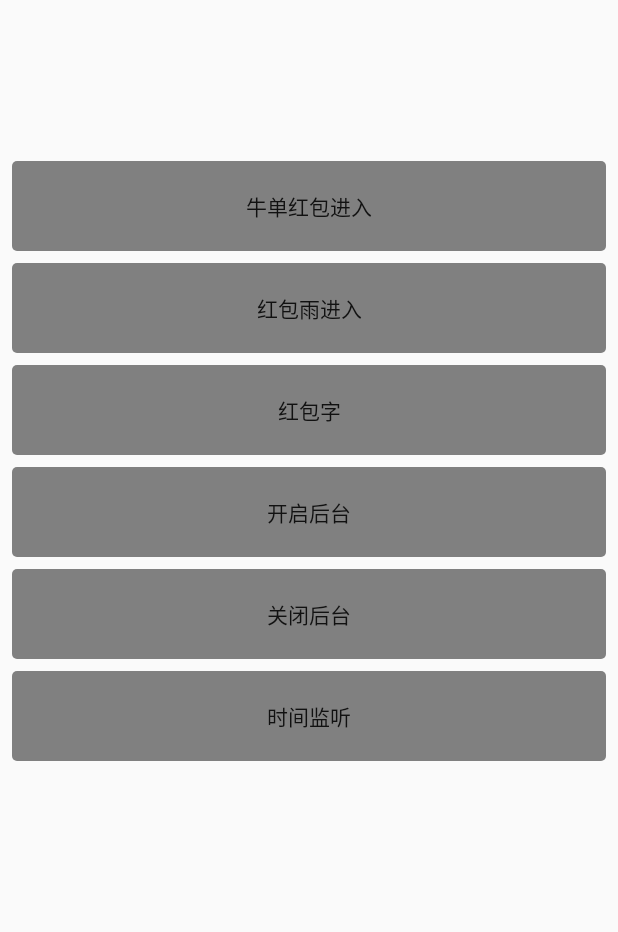
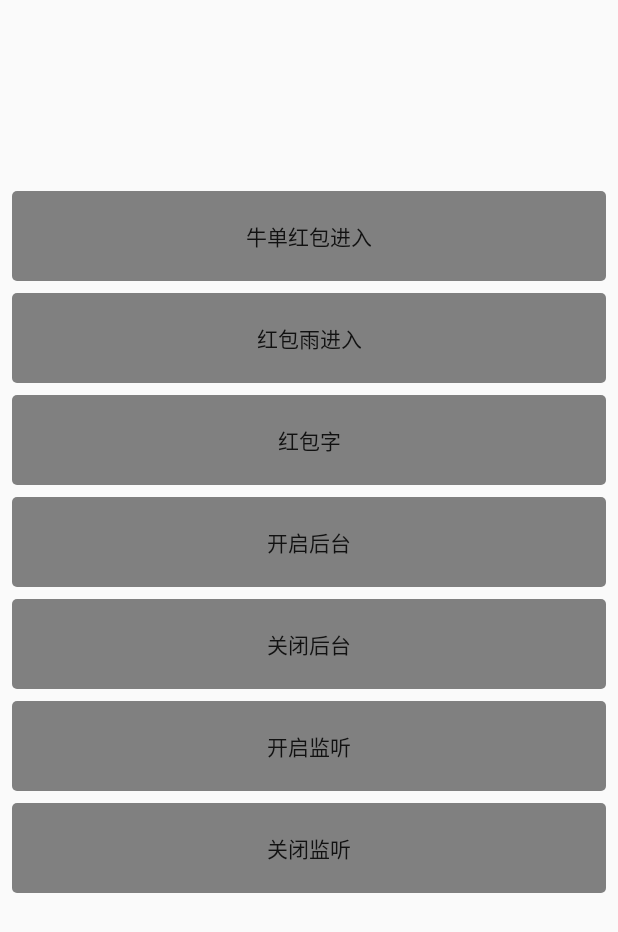
Before and after one commit to jplayer-top/LianZhong, an Android app: the screen it shows after launch (MainActivity), on a phone screen of 412 x 824 dp. Shown: the top 932 px of the screen. Run offline under Robolectric (Android 15) with nearby library versions, the phone set to English and light mode, and no system bars.

Commit message:
fix 0001

```diff
--- a/app/src/main/java/top/jplayer/lianzhong/MainActivity.java
+++ b/app/src/main/java/top/jplayer/lianzhong/MainActivity.java
@@ -32,5 +32,8 @@ public class MainActivity extends AppCompatActivity {
         findViewById(R.id.btn5).setOnClickListener(view ->
                 startService(new Intent(getApplicationContext(), StartService.class))
         );
+        findViewById(R.id.btn6).setOnClickListener(view ->
+                stopService(new Intent(getApplicationContext(), StartService.class))
+        );
     }
 }
--- a/app/src/main/res/layout/activity_main.xml
+++ b/app/src/main/res/layout/activity_main.xml
@@ -67,8 +67,17 @@
             android:layout_height="60dp"
             android:layout_margin="@dimen/dp_10"
             android:background="@drawable/selector_grey_muti_press"
-            android:text="时间监听"
+            android:text="开启监听"
             app:layout_constraintTop_toBottomOf="@id/btn4"/>
+
+        <Button
+            android:id="@+id/btn6"
+            android:layout_width="match_parent"
+            android:layout_height="60dp"
+            android:layout_margin="@dimen/dp_10"
+            android:background="@drawable/selector_grey_muti_press"
+            android:text="关闭监听"
+            app:layout_constraintTop_toBottomOf="@id/btn5"/>
     </android.support.constraint.ConstraintLayout>
 
 </android.support.v4.widget.NestedScrollView>
```
